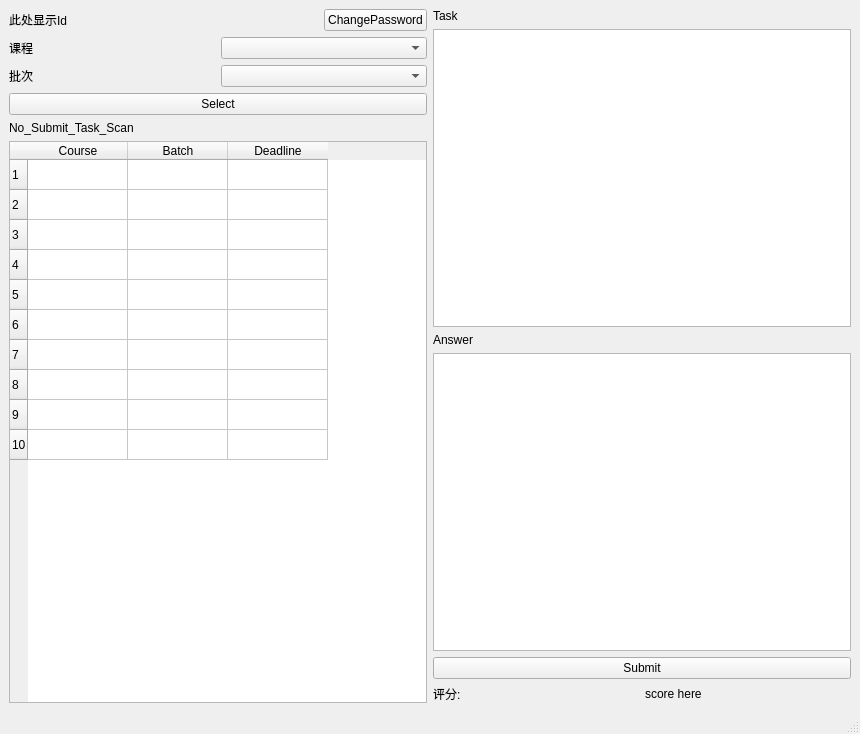
This is studentui.ui in BeanLiu1994/Su6missi0nSys as Qt 5 draws it before an edit. The edited form follows.
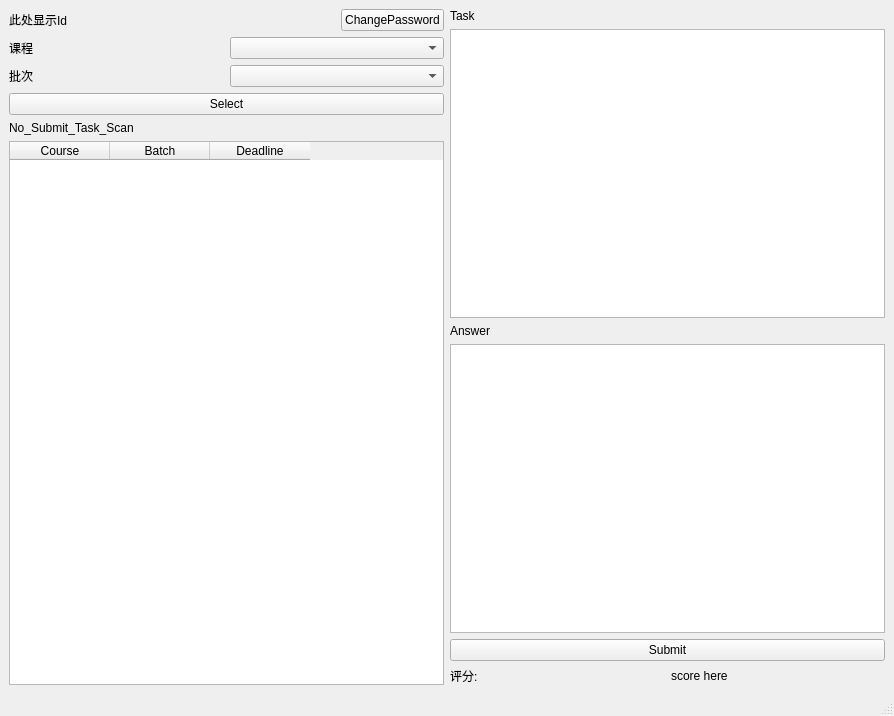
This is the edited form.

Commit message: 添加学生界面的课程浏览

```diff
--- a/studentui.ui
+++ b/studentui.ui
@@ -6,8 +6,8 @@
    <rect>
     <x>0</x>
     <y>0</y>
-    <width>860</width>
-    <height>734</height>
+    <width>894</width>
+    <height>716</height>
    </rect>
   </property>
   <property name="sizePolicy">
@@ -20,6 +20,8 @@
    <string>MainWindow</string>
   </property>
   <widget class="QWidget" name="centralwidget">
+   <layout class="QGridLayout" name="gridLayout">
+    <item row="0" column="0">
    <layout class="QHBoxLayout" name="horizontalLayout_5">
     <item>
      <layout class="QVBoxLayout" name="verticalLayout_4">
@@ -84,8 +86,6 @@
           </property>
          </widget>
         </item>
-       </layout>
-      </item>
       <item>
        <layout class="QVBoxLayout" name="verticalLayout_2">
         <item>
@@ -98,21 +98,11 @@
         <item>
          <widget class="QTableWidget" name="tableWidgetScan">
           <property name="rowCount">
-           <number>10</number>
+               <number>0</number>
           </property>
           <property name="columnCount">
            <number>3</number>
           </property>
-          <row/>
-          <row/>
-          <row/>
-          <row/>
-          <row/>
-          <row/>
-          <row/>
-          <row/>
-          <row/>
-          <row/>
           <column>
            <property name="text">
             <string>Course</string>
@@ -128,17 +118,9 @@
             <string>Deadline</string>
            </property>
           </column>
-          <item row="0" column="0">
-           <property name="text">
-            <string/>
-           </property>
-          </item>
-          <item row="1" column="0">
-           <property name="text">
-            <string/>
-           </property>
-          </item>
-         </widget>
+             </widget>
+            </item>
+           </layout>
         </item>
        </layout>
       </item>
@@ -198,13 +180,16 @@
      </layout>
     </item>
    </layout>
+    </item>
+   </layout>
+   <zorder></zorder>
   </widget>
   <widget class="QMenuBar" name="menubar">
    <property name="geometry">
     <rect>
      <x>0</x>
      <y>0</y>
-     <width>860</width>
+     <width>894</width>
      <height>23</height>
     </rect>
    </property>
```
Lines whose indentation alone changed are shown as unchanged. The commit also changes 5 other files.
